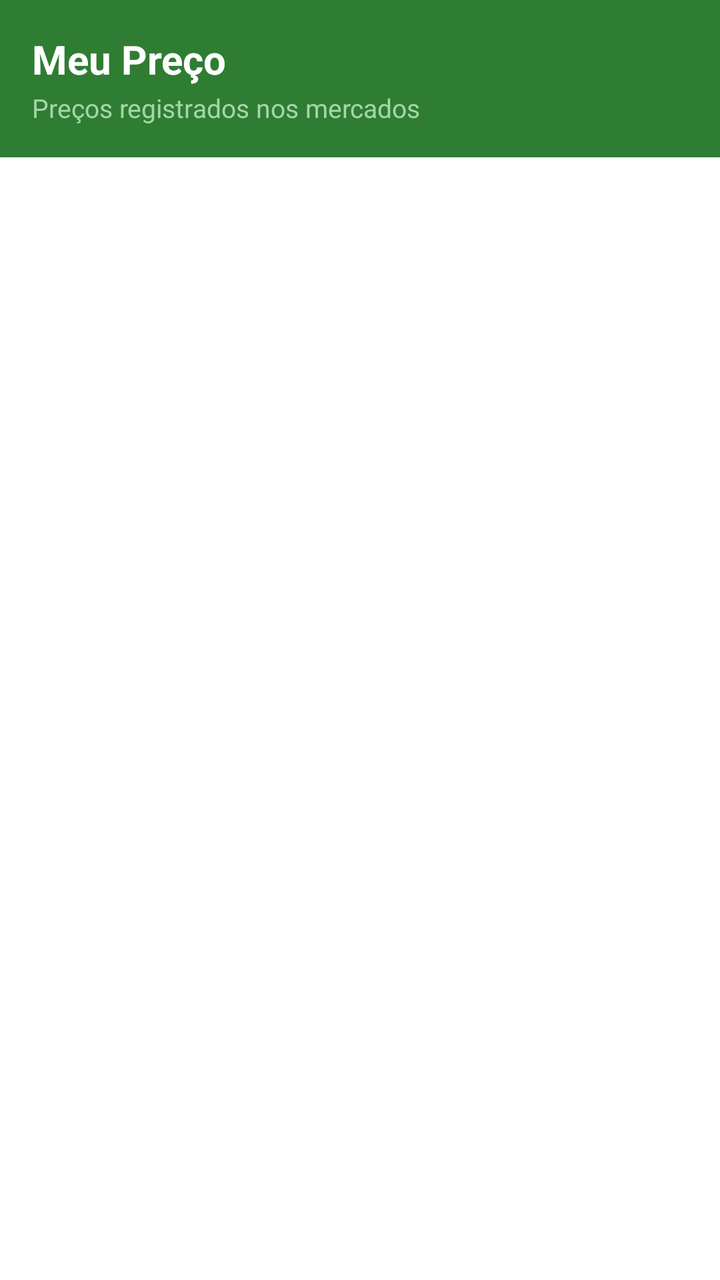
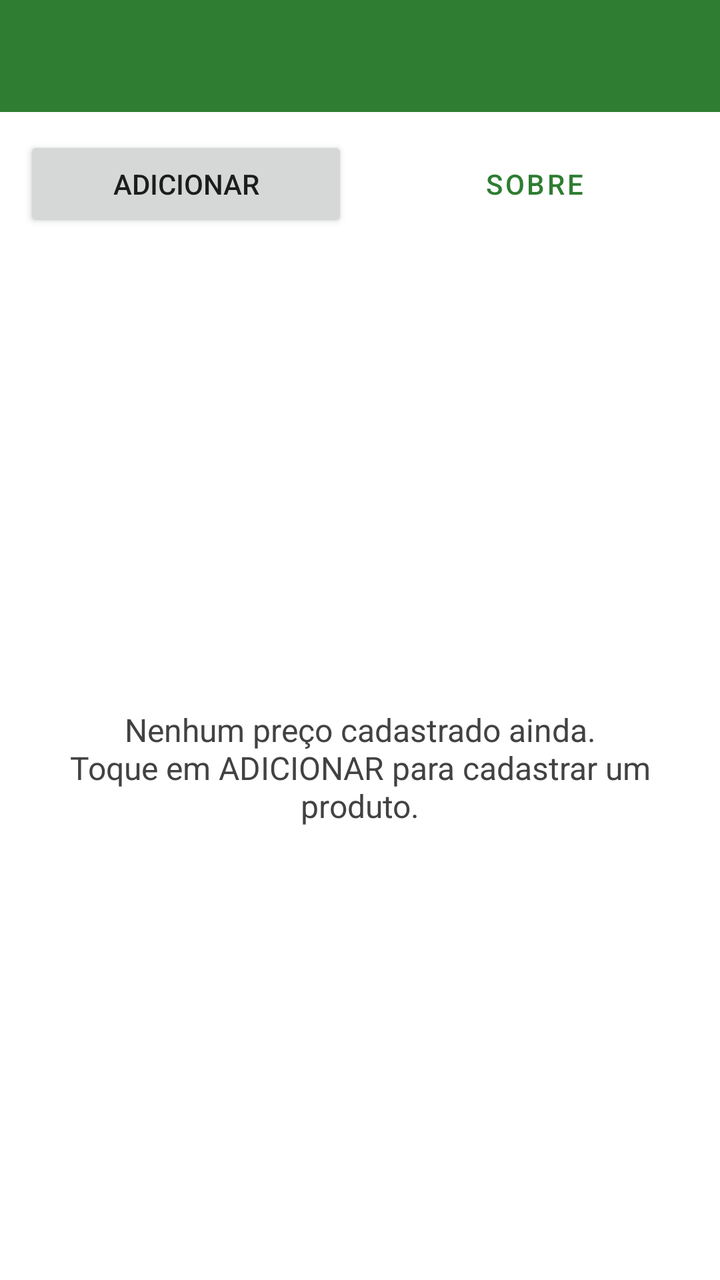

Compare the two renders of this Android layout. The source of the first and the diff that turns it into the second are given below.
<!-- AndroidManifest.xml: application theme Theme.MeuPreco -->
<!-- res/layout/activity_lista_precos.xml -->
<?xml version="1.0" encoding="utf-8"?>
<LinearLayout xmlns:android="http://schemas.android.com/apk/res/android"
    android:id="@+id/raiz"
    android:layout_width="match_parent"
    android:layout_height="match_parent"
    android:orientation="vertical">

    
    <LinearLayout
        android:id="@+id/barraTopo"
        android:layout_width="match_parent"
        android:layout_height="wrap_content"
        android:background="@color/verde_500"
        android:orientation="vertical"
        android:paddingLeft="16dp"
        android:paddingTop="16dp"
        android:paddingRight="16dp"
        android:paddingBottom="16dp">

        <TextView
            android:layout_width="match_parent"
            android:layout_height="wrap_content"
            android:text="@string/titulo_lista"
            android:textColor="@color/branco"
            android:textSize="20sp"
            android:textStyle="bold" />

        <TextView
            android:layout_width="match_parent"
            android:layout_height="wrap_content"
            android:layout_marginTop="2dp"
            android:text="@string/subtitulo_lista"
            android:textColor="@color/verde_200"
            android:textSize="13sp" />
    </LinearLayout>

    
    <ListView
        android:id="@+id/listaProdutos"
        android:layout_width="match_parent"
        android:layout_height="0dp"
        android:layout_weight="1"
        android:clipToPadding="false"
        android:divider="@color/cinza_divisor"
        android:dividerHeight="1dp"
        android:paddingTop="4dp" />

</LinearLayout>
<!-- resources referenced by this layout -->
<resources>
  <color name="branco">#FFFFFFFF</color>
  <color name="cinza_divisor">#FFE0E0E0</color>
  <color name="verde_200">#FFA5D6A7</color>
  <color name="verde_500">#FF2E7D32</color>
  <string name="subtitulo_lista">Preços registrados nos mercados</string>
  <string name="titulo_lista">Meu Preço</string>
  <style name="Theme.MeuPreco" parent="Theme.MaterialComponents.Light.NoActionBar">
          <item name="colorPrimary">@color/verde_500</item>
          <item name="colorPrimaryVariant">@color/verde_700</item>
          <item name="colorOnPrimary">@color/branco</item>
          <item name="colorSecondary">@color/laranja_500</item>
          <item name="colorSecondaryVariant">@color/laranja_500</item>
          <item name="colorOnSecondary">@color/branco</item>
  
          
          <item name="android:forceDarkAllowed" tools:targetApi="q">false</item>
      </style>
  <color name="verde_700">#FF1B5E20</color>
  <color name="laranja_500">#FFEF6C00</color>
</resources>

<!-- the commit's change to res/layout/activity_lista_precos.xml (unified diff, before → after) -->
@@ -1,48 +1,69 @@
 <?xml version="1.0" encoding="utf-8"?>
 <LinearLayout xmlns:android="http://schemas.android.com/apk/res/android"
+    xmlns:app="http://schemas.android.com/apk/res-auto"
     android:id="@+id/raiz"
     android:layout_width="match_parent"
     android:layout_height="match_parent"
     android:orientation="vertical">
 
-    
-    <LinearLayout
-        android:id="@+id/barraTopo"
+    <androidx.appcompat.widget.Toolbar
+        android:id="@+id/toolbar"
         android:layout_width="match_parent"
         android:layout_height="wrap_content"
         android:background="@color/verde_500"
-        android:orientation="vertical"
-        android:paddingLeft="16dp"
-        android:paddingTop="16dp"
-        android:paddingRight="16dp"
-        android:paddingBottom="16dp">
+        android:minHeight="?attr/actionBarSize"
+        app:subtitleTextColor="@color/verde_200"
+        app:titleTextColor="@color/branco" />
 
-        <TextView
-            android:layout_width="match_parent"
+    
+    <LinearLayout
+        android:layout_width="match_parent"
+        android:layout_height="wrap_content"
+        android:orientation="horizontal"
+        android:padding="12dp">
+
+        <Button
+            android:id="@+id/botaoAdicionar"
+            android:layout_width="0dp"
             android:layout_height="wrap_content"
-            android:text="@string/titulo_lista"
-            android:textColor="@color/branco"
-            android:textSize="20sp"
-            android:textStyle="bold" />
+            android:layout_weight="1"
+            android:text="@string/bt_adicionar" />
 
-        <TextView
-            android:layout_width="match_parent"
+        <Button
+            android:id="@+id/botaoSobre"
+            style="?attr/materialButtonOutlinedStyle"
+            android:layout_width="0dp"
             android:layout_height="wrap_content"
-            android:layout_marginTop="2dp"
-            android:text="@string/subtitulo_lista"
-            android:textColor="@color/verde_200"
-            android:textSize="13sp" />
+            android:layout_weight="1"
+            android:layout_marginStart="12dp"
+            android:layout_marginLeft="12dp"
+            android:text="@string/bt_sobre" />
     </LinearLayout>
 
     
-    <ListView
-        android:id="@+id/listaProdutos"
+    <FrameLayout
         android:layout_width="match_parent"
         android:layout_height="0dp"
-        android:layout_weight="1"
-        android:clipToPadding="false"
-        android:divider="@color/cinza_divisor"
-        android:dividerHeight="1dp"
-        android:paddingTop="4dp" />
+        android:layout_weight="1">
+
+        <ListView
+            android:id="@+id/listaProdutos"
+            android:layout_width="match_parent"
+            android:layout_height="match_parent"
+            android:clipToPadding="false"
+            android:divider="@color/cinza_divisor"
+            android:dividerHeight="1dp"
+            android:paddingTop="4dp" />
+
+        <TextView
+            android:id="@+id/textVazio"
+            android:layout_width="match_parent"
+            android:layout_height="match_parent"
+            android:gravity="center"
+            android:padding="32dp"
+            android:text="@string/lista_vazia"
+            android:textColor="@color/cinza_texto"
+            android:textSize="16sp" />
+    </FrameLayout>
 
 </LinearLayout>
<!-- resource entries referenced after the edit -->
@@ -2,10 +2,12 @@
 <resources>
   <color name="branco">#FFFFFFFF</color>
   <color name="cinza_divisor">#FFE0E0E0</color>
+  <color name="cinza_texto">#FF424242</color>
   <color name="verde_200">#FFA5D6A7</color>
   <color name="verde_500">#FF2E7D32</color>
-  <string name="subtitulo_lista">Preços registrados nos mercados</string>
-  <string name="titulo_lista">Meu Preço</string>
+  <string name="bt_adicionar">Adicionar</string>
+  <string name="bt_sobre">Sobre</string>
+  <string name="lista_vazia">Nenhum preço cadastrado ainda.\nToque em ADICIONAR para cadastrar um produto.</string>
   <style name="Theme.MeuPreco" parent="Theme.MaterialComponents.Light.NoActionBar">
           <item name="colorPrimary">@color/verde_500</item>
           <item name="colorPrimaryVariant">@color/verde_700</item>
